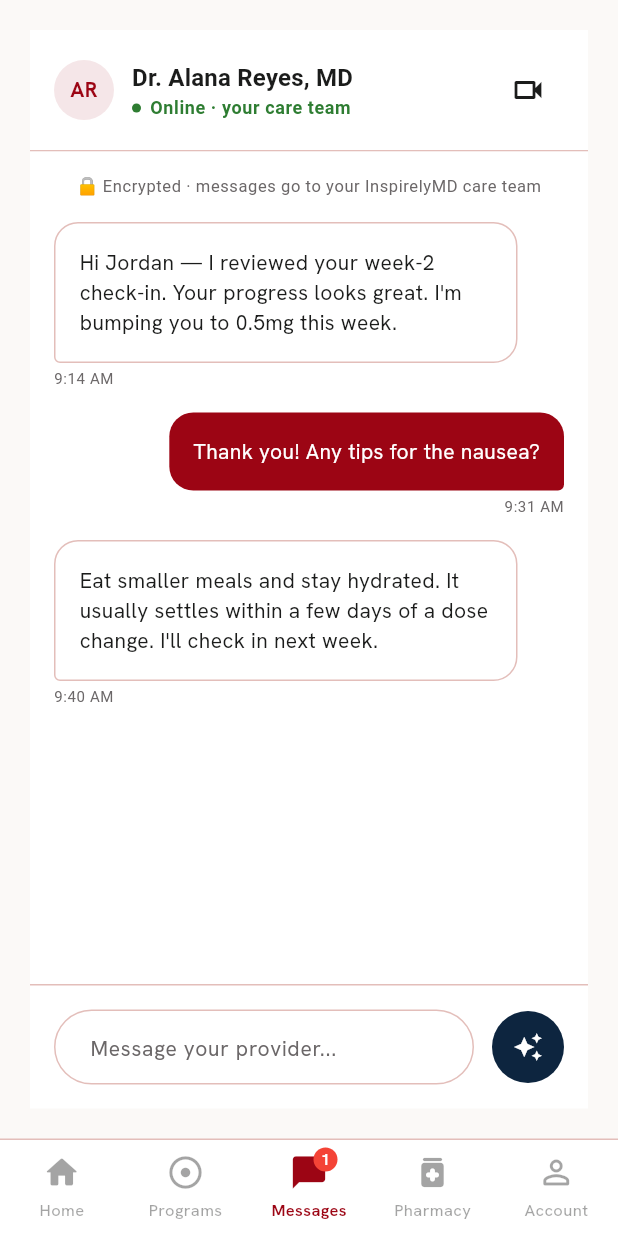
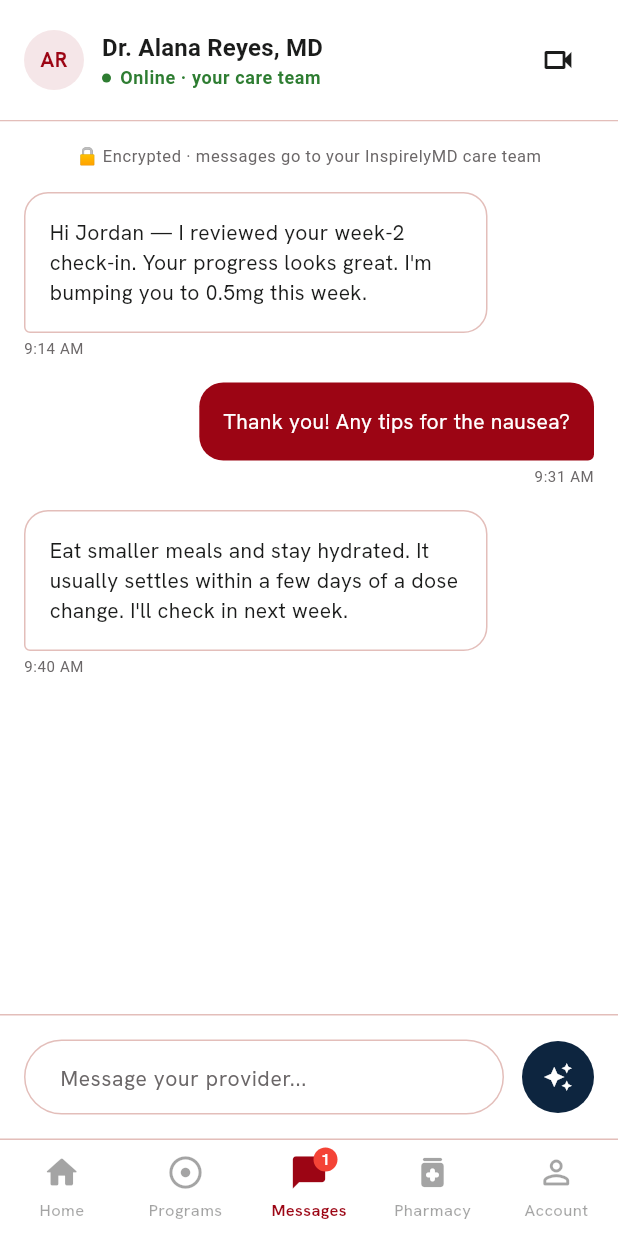
Before and after one commit to Santanu-002/inspirelymd_patient, a Flutter app: the DashboardScreen screen opened by its route, item 3 of the bottom bar chosen, on a phone screen of 412 x 824 dp. Run offline on Flutter 3.47's test engine with Material 3 defaults, Android fonts, the phone set to English and light mode, and no system bars; our stand-ins replace device_info_plus, dio, equatable, flutter_secure_storage, flutter_svg, fpdart and 9 more; accounts and stored records are empty.

Commit message:
fix: remove default padding on Messages tab for edge-to-edge chat

```diff
--- a/lib/features/dashboard/presentation/screens/dashboard_screen.dart
+++ b/lib/features/dashboard/presentation/screens/dashboard_screen.dart
@@ -28,6 +28,7 @@ class DashboardScreen extends GetView<DashboardController> {
 
       return AppScaffold(
         useScrollView: navIndex != 2, // Disable scroll view for Messages chat tab
+        padding: navIndex == 2 ? EdgeInsets.zero : null,
         titleWidget: showAppBar
             ? Column(
                 crossAxisAlignment: CrossAxisAlignment.start,
```
